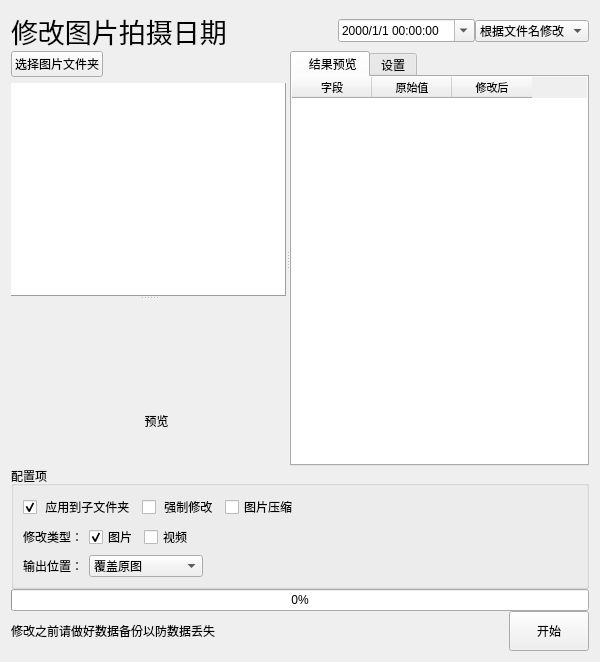
Old version of the form app/ui/image_tools/modify_date/modify_date_ui.ui in the repository LC044/EasyBox.
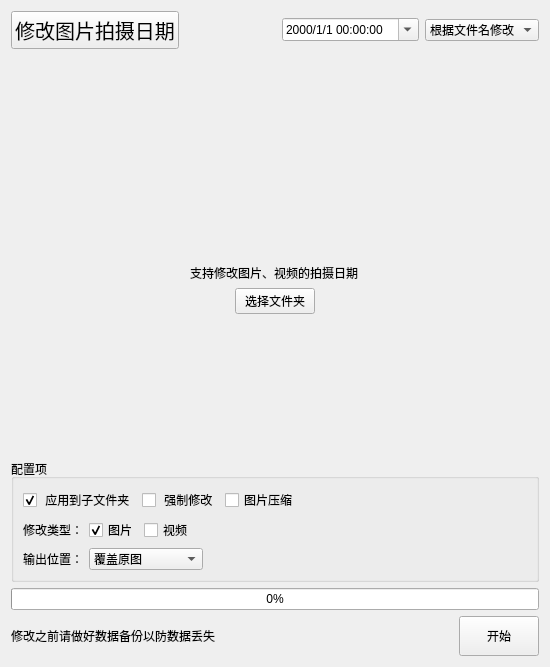
New version of the form. Icons and pictures are not drawn.

Patch:
```diff
--- a/app/ui/image_tools/modify_date/modify_date_ui.ui
+++ b/app/ui/image_tools/modify_date/modify_date_ui.ui
@@ -6,8 +6,8 @@
    <rect>
     <x>0</x>
     <y>0</y>
-    <width>600</width>
-    <height>662</height>
+    <width>550</width>
+    <height>667</height>
    </rect>
   </property>
   <property name="windowTitle">
@@ -17,16 +17,13 @@
    <string notr="true"/>
   </property>
   <layout class="QVBoxLayout" name="verticalLayout_6">
-   <property name="spacing">
-    <number>0</number>
-   </property>
    <item>
     <layout class="QHBoxLayout" name="horizontalLayout_2">
      <item>
-      <widget class="QLabel" name="label_8">
+      <widget class="QPushButton" name="btn_help">
        <property name="font">
         <font>
-         <pointsize>20</pointsize>
+         <pointsize>15</pointsize>
         </font>
        </property>
        <property name="text">
@@ -86,6 +83,169 @@
     </layout>
    </item>
    <item>
+    <widget class="QStackedWidget" name="stackedWidget">
+     <widget class="QWidget" name="page_2">
+      <layout class="QHBoxLayout" name="horizontalLayout_9">
+       <item>
+        <spacer name="horizontalSpacer_5">
+         <property name="orientation">
+          <enum>Qt::Orientation::Horizontal</enum>
+         </property>
+         <property name="sizeHint" stdset="0">
+          <size>
+           <width>163</width>
+           <height>20</height>
+          </size>
+         </property>
+        </spacer>
+       </item>
+       <item>
+        <layout class="QVBoxLayout" name="verticalLayout_8">
+         <item>
+          <spacer name="verticalSpacer">
+           <property name="orientation">
+            <enum>Qt::Orientation::Vertical</enum>
+           </property>
+           <property name="sizeHint" stdset="0">
+            <size>
+             <width>20</width>
+             <height>40</height>
+            </size>
+           </property>
+          </spacer>
+         </item>
+         <item>
+          <layout class="QHBoxLayout" name="horizontalLayout_7">
+           <item>
+            <spacer name="horizontalSpacer_7">
+             <property name="orientation">
+              <enum>Qt::Orientation::Horizontal</enum>
+             </property>
+             <property name="sizeHint" stdset="0">
+              <size>
+               <width>40</width>
+               <height>20</height>
+              </size>
+             </property>
+            </spacer>
+           </item>
+           <item>
+            <widget class="QLabel" name="label_4">
+             <property name="minimumSize">
+              <size>
+               <width>64</width>
+               <height>64</height>
+              </size>
+             </property>
+             <property name="maximumSize">
+              <size>
+               <width>64</width>
+               <height>64</height>
+              </size>
+             </property>
+             <property name="autoFillBackground">
+              <bool>false</bool>
+             </property>
+             <property name="text">
+              <string/>
+             </property>
+             <property name="pixmap">
+              <pixmap resource="../../../../resource.qrc">:/icons/resources/icons/批量添加.svg</pixmap>
+             </property>
+            </widget>
+           </item>
+           <item>
+            <spacer name="horizontalSpacer_8">
+             <property name="orientation">
+              <enum>Qt::Orientation::Horizontal</enum>
+             </property>
+             <property name="sizeHint" stdset="0">
+              <size>
+               <width>40</width>
+               <height>20</height>
+              </size>
+             </property>
+            </spacer>
+           </item>
+          </layout>
+         </item>
+         <item>
+          <widget class="QLabel" name="label_5">
+           <property name="text">
+            <string>支持修改图片、视频的拍摄日期</string>
+           </property>
+          </widget>
+         </item>
+         <item>
+          <layout class="QHBoxLayout" name="horizontalLayout_8">
+           <item>
+            <spacer name="horizontalSpacer_9">
+             <property name="orientation">
+              <enum>Qt::Orientation::Horizontal</enum>
+             </property>
+             <property name="sizeHint" stdset="0">
+              <size>
+               <width>40</width>
+               <height>20</height>
+              </size>
+             </property>
+            </spacer>
+           </item>
+           <item>
+            <widget class="QPushButton" name="btn_choose_dir">
+             <property name="text">
+              <string>选择文件夹</string>
+             </property>
+            </widget>
+           </item>
+           <item>
+            <spacer name="horizontalSpacer_10">
+             <property name="orientation">
+              <enum>Qt::Orientation::Horizontal</enum>
+             </property>
+             <property name="sizeHint" stdset="0">
+              <size>
+               <width>40</width>
+               <height>20</height>
+              </size>
+             </property>
+            </spacer>
+           </item>
+          </layout>
+         </item>
+         <item>
+          <spacer name="verticalSpacer_2">
+           <property name="orientation">
+            <enum>Qt::Orientation::Vertical</enum>
+           </property>
+           <property name="sizeHint" stdset="0">
+            <size>
+             <width>20</width>
+             <height>40</height>
+            </size>
+           </property>
+          </spacer>
+         </item>
+        </layout>
+       </item>
+       <item>
+        <spacer name="horizontalSpacer_6">
+         <property name="orientation">
+          <enum>Qt::Orientation::Horizontal</enum>
+         </property>
+         <property name="sizeHint" stdset="0">
+          <size>
+           <width>162</width>
+           <height>20</height>
+          </size>
+         </property>
+        </spacer>
+       </item>
+      </layout>
+     </widget>
+     <widget class="QWidget" name="page">
+      <layout class="QVBoxLayout" name="verticalLayout_7">
+       <item>
     <widget class="QSplitter" name="splitter_3">
      <property name="sizePolicy">
       <sizepolicy hsizetype="Expanding" vsizetype="Expanding">
@@ -121,7 +281,7 @@
             </size>
            </property>
            <property name="text">
-            <string>选择图片文件夹</string>
+                <string>选择文件夹</string>
            </property>
           </widget>
          </item>
@@ -228,7 +388,7 @@
            <enum>QFrame::Shape::NoFrame</enum>
           </property>
           <property name="horizontalScrollBarPolicy">
-           <enum>Qt::ScrollBarPolicy::ScrollBarAsNeeded</enum>
+               <enum>Qt::ScrollBarPolicy::ScrollBarAlwaysOff</enum>
           </property>
           <property name="sizeAdjustPolicy">
            <enum>QAbstractScrollArea::SizeAdjustPolicy::AdjustToContents</enum>
@@ -306,6 +466,10 @@
      </widget>
     </widget>
    </item>
+      </layout>
+     </widget>
+    </widget>
+   </item>
    <item>
     <widget class="QGroupBox" name="groupBox">
      <property name="title">
```
Left out of the diff: 4 changed lines with no effect on the pictures. Lines whose indentation alone changed are shown as unchanged.
